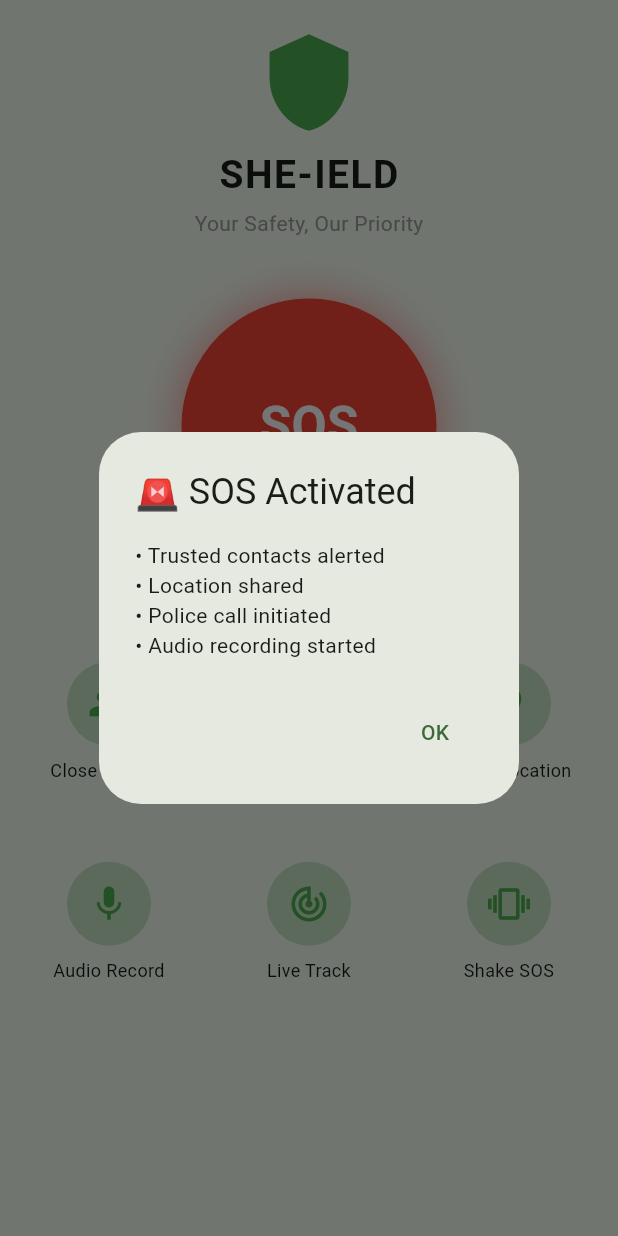
After one commit to bobbydasrey/a-she_ield, a Flutter app: the DashboardPage screen opened directly, after a tap on "SOS", on a phone screen of 412 x 824 dp. The commit adds this screen. Run offline on Flutter 3.47's test engine with Material 3 defaults, Android fonts, the phone set to English and light mode, and no system bars; our stand-ins replace firebase_auth, firebase_core; accounts and stored records are empty.

Commit message:
update login,dashboard and UI

```diff
--- a/lib/login_page.dart
+++ b/lib/login_page.dart
@@ -1,5 +1,6 @@
 import 'package:flutter/material.dart';
 import 'package:firebase_auth/firebase_auth.dart';
+import 'screens/dashboard_page.dart';
 
 class LoginPage extends StatefulWidget {
   const LoginPage({super.key});
@@ -176,6 +177,16 @@ class _LoginPageState extends State<LoginPage> {
                               password: passwordController.text.trim(),
                             );
 
+                            if (!mounted) return;
+
+                            Navigator.pushReplacement(
+                              context,
+                              MaterialPageRoute(
+                                builder: (context) => const DashboardPage(),
+                              ),
+                            );
+
+
                             // TODO: HomePage navigation
                           } on FirebaseAuthException catch (e) {
                             String message = "";
--- /dev/null
+++ b/lib/screens/dashboard_page.dart
@@ -0,0 +1,152 @@
+import 'package:flutter/material.dart';
+
+class DashboardPage extends StatelessWidget {
+  const DashboardPage({super.key});
+
+  @override
+  Widget build(BuildContext context) {
+    return Scaffold(
+      backgroundColor: const Color(0xFFF6FFF5),
+      body: SafeArea(
+        child: Column(
+          children: [
+
+            const SizedBox(height: 20),
+
+            // 🔝 LOGO + APP NAME
+            Column(
+              children: const [
+                Icon(
+                  Icons.shield,
+                  size: 70,
+                  color: Colors.green,
+                ),
+                SizedBox(height: 8),
+                Text(
+                  "SHE-IELD",
+                  style: TextStyle(
+                    fontSize: 26,
+                    fontWeight: FontWeight.bold,
+                    letterSpacing: 1,
+                  ),
+                ),
+                SizedBox(height: 4),
+                Text(
+                  "Your Safety, Our Priority",
+                  style: TextStyle(color: Colors.grey),
+                ),
+              ],
+            ),
+
+            const SizedBox(height: 40),
+
+            // 🔴 BIG SOS BUTTON
+            GestureDetector(
+              onTap: () {
+                _showSOSDialog(context);
+              },
+              child: Container(
+                height: 170,
+                width: 170,
+                decoration: BoxDecoration(
+                  shape: BoxShape.circle,
+                  color: Colors.red,
+                  boxShadow: [
+                    BoxShadow(
+                      color: Colors.redAccent.withOpacity(0.6),
+                      blurRadius: 25,
+                    ),
+                  ],
+                ),
+                child: const Center(
+                  child: Text(
+                    "SOS",
+                    style: TextStyle(
+                      fontSize: 34,
+                      fontWeight: FontWeight.bold,
+                      color: Colors.white,
+                    ),
+                  ),
+                ),
+              ),
+            ),
+
+            const SizedBox(height: 40),
+
+            // ⚙️ OPTIONS GRID
+            Expanded(
+              child: GridView.count(
+                crossAxisCount: 3,
+                padding: const EdgeInsets.all(16),
+                mainAxisSpacing: 20,
+                crossAxisSpacing: 20,
+                children: const [
+                  DashboardOption(icon: Icons.people, label: "Close Contact"),
+                  DashboardOption(icon: Icons.call, label: "Fake Call"),
+                  DashboardOption(icon: Icons.location_on, label: "Share Location"),
+                  DashboardOption(icon: Icons.mic, label: "Audio Record"),
+                  DashboardOption(icon: Icons.track_changes, label: "Live Track"),
+                  DashboardOption(icon: Icons.vibration, label: "Shake SOS"),
+                ],
+              ),
+            ),
+          ],
+        ),
+      ),
+    );
+  }
+
+  // 🔔 SOS CLICK DIALOG (DEMO)
+  void _showSOSDialog(BuildContext context) {
+    showDialog(
+      context: context,
+      builder: (_) => AlertDialog(
+        title: const Text("🚨 SOS Activated"),
+        content: const Text(
+          "• Trusted contacts alerted\n"
+              "• Location shared\n"
+              "• Police call initiated\n"
+              "• Audio recording started",
+        ),
+        actions: [
+          TextButton(
+            onPressed: () => Navigator.pop(context),
+            child: const Text("OK"),
+          ),
+        ],
+      ),
+    );
+  }
+}
+
+// 🔹 OPTION TILE WIDGET
+class DashboardOption extends StatelessWidget {
+  final IconData icon;
+  final String label;
+
+  const DashboardOption({
+    super.key,
+    required this.icon,
+    required this.label,
+  });
+
+  @override
+  Widget build(BuildContext context) {
+    return Column(
+      mainAxisAlignment: MainAxisAlignment.center,
+      children: [
+        CircleAvatar(
+          radius: 28,
+          backgroundColor: Colors.green.shade100,
+          child: Icon(icon, size: 28, color: Colors.green),
+        ),
+        const SizedBox(height: 8),
+        Text(
+          label,
+          textAlign: TextAlign.center,
+          style: const TextStyle(fontSize: 12),
+        ),
+      ],
+    );
+  }
+}
```
